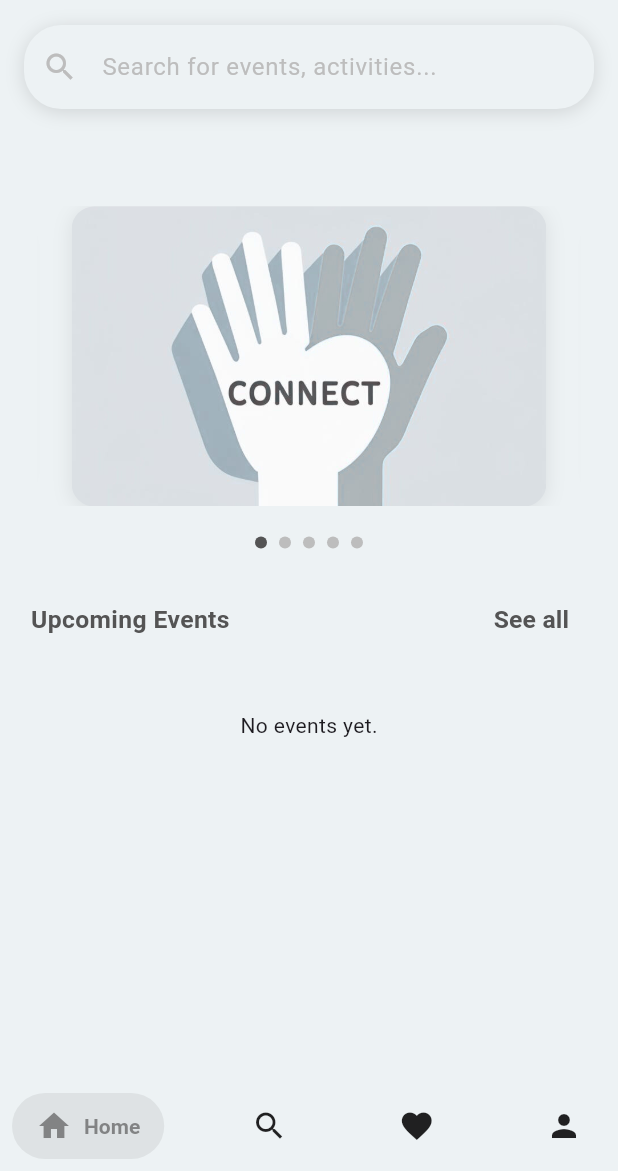
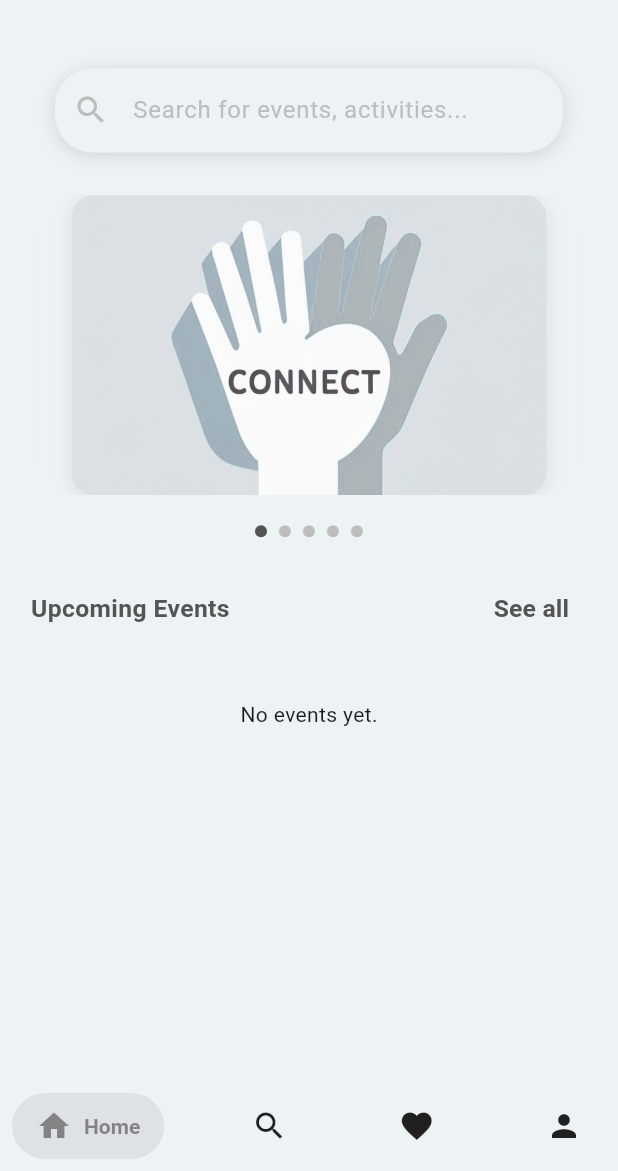
Before and after one commit to Raferane/mafe, a Flutter app: the HomeScreen screen opened by its route, on a phone screen of 412 x 824 dp, the part 65-1236 px from its top. Run offline on Flutter 3.47's test engine with Material 3 defaults, Android fonts, the phone set to English and light mode, and no system bars; drawn by our look-alikes of carousel_slider, salomon_bottom_bar; our stand-ins replace cloud_firestore, firebase_auth, firebase_core, get, google_sign_in; accounts and stored records are empty.

Commit message:
fix search bar

```diff
--- a/lib/Views/home/home_components/event_detail.dart
+++ b/lib/Views/home/home_components/event_detail.dart
@@ -440,7 +440,7 @@ class EventDetail extends StatelessWidget {
     final minute = date.minute;
     final period = hour >= 12 ? 'PM' : 'AM';
     final displayHour = hour > 12 ? hour - 12 : (hour == 0 ? 12 : hour);
-    return '${displayHour}:${minute.toString().padLeft(2, '0')} $period';
+    return '$displayHour:${minute.toString().padLeft(2, '0')} $period';
   }
 }
 
--- a/lib/Views/home/home_screen.dart
+++ b/lib/Views/home/home_screen.dart
@@ -157,9 +157,24 @@ class _HomeScreenState extends State<HomeScreen> {
             },
           ),
         ],
-        bottom: PreferredSize(
-          preferredSize: const Size.fromHeight(72),
-          child: Padding(
+      ),
+      body: IndexedStack(
+        index: _currentIndex,
+
+        children: [
+          Padding(
+            padding: EdgeInsets.symmetric(
+              horizontal: width * 0.05,
+              vertical: height * 0.02,
+            ),
+            child: SingleChildScrollView(
+              child: Column(
+                children: [
+                  // Title and Logo Row
+                  SizedBox(height: height * 0.02),
+
+                  // Search Field
+                  Padding(
                     padding: const EdgeInsets.fromLTRB(16, 0, 16, 12),
                     child: Container(
                       decoration: BoxDecoration(
@@ -175,10 +190,14 @@ class _HomeScreenState extends State<HomeScreen> {
                       ),
                       child: TextField(
                         controller: _searchController,
-                onTapOutside: (event) => FocusScope.of(context).unfocus(),
+                        onTapOutside:
+                            (event) => FocusScope.of(context).unfocus(),
                         decoration: InputDecoration(
                           hintText: 'Search for events, activities...',
-                  hintStyle: TextStyle(color: Colors.grey[400], fontSize: 16),
+                          hintStyle: TextStyle(
+                            color: Colors.grey[400],
+                            fontSize: 16,
+                          ),
                           prefixIcon: Icon(
                             Icons.search,
                             color: Colors.grey[400],
@@ -196,26 +215,8 @@ class _HomeScreenState extends State<HomeScreen> {
                       ),
                     ),
                   ),
-        ),
-      ),
-      body: IndexedStack(
-        index: _currentIndex,
-
-        children: [
-          Padding(
-            padding: EdgeInsets.symmetric(
-              horizontal: width * 0.05,
-              vertical: height * 0.02,
-            ),
-            child: SingleChildScrollView(
-              child: Column(
-                children: [
-                  // Title and Logo Row
+                  //
                   SizedBox(height: height * 0.02),
-
-                  // Search Field
-                  //
-                  SizedBox(height: 20),
 
                   // Carousel Slider
                   Container(
@@ -346,7 +347,7 @@ class _HomeScreenState extends State<HomeScreen> {
                           onTap: () {
                             // optional: navigate to details
                           },
-                          heroTag: 'event_card_${e.id}_$i',
+                          heroTag: '${e.id}_$i',
                         );
                       },
                     );
```
Also changed, not shown: lib/Views/about_us/about_us_screen.dart (+4 -9 lines). Lines whose indentation alone changed are shown as unchanged.
